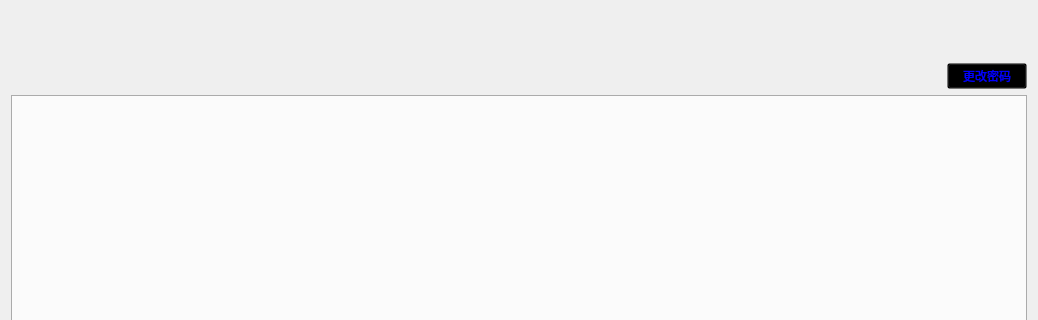
First picture: the form in mainwindow.ui, repository YYC572652645/PatholoSystem, before the edit; both pictures show x 0 to 1038 and y 0 to 320 of the 1038 by 719 pixel window.
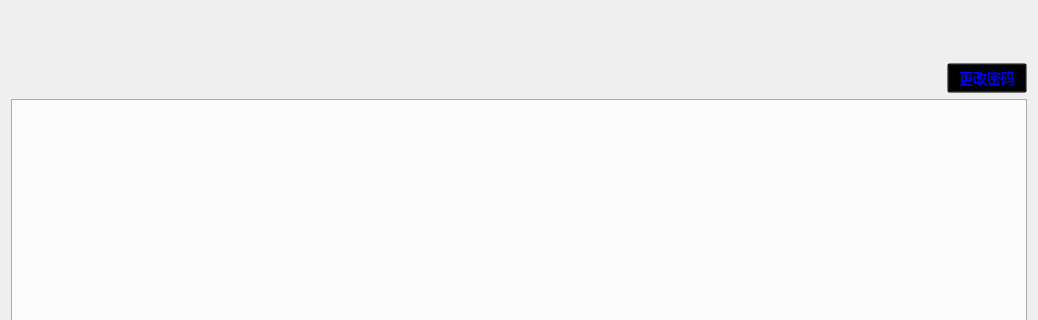
Second picture: the form after the edit. Icons and pictures are not drawn.

Patch:
```diff
--- a/mainwindow.ui
+++ b/mainwindow.ui
@@ -83,6 +83,7 @@
 {
 background-color:transparent;
 color:blue;
+font-size:14px;
 }</string>
             </property>
             <property name="text">
```
